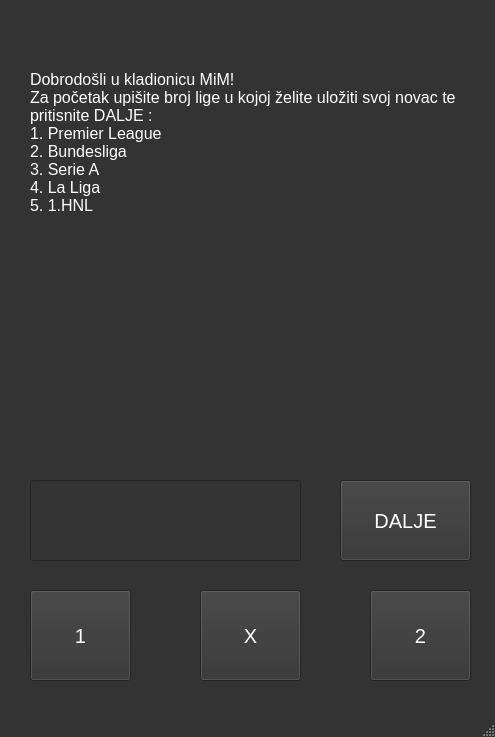
First picture: the form in mainwindow.ui, repository Moodax/KladionicaMiM, before the edit.
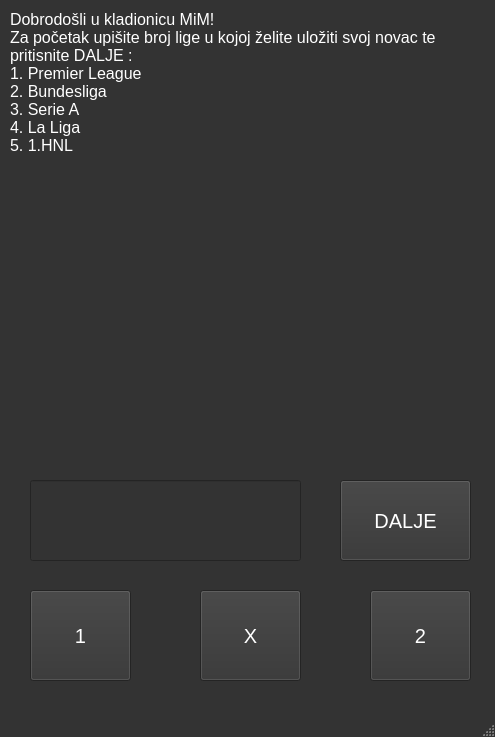
Second picture: the form after the edit.

```diff
--- a/mainwindow.ui
+++ b/mainwindow.ui
@@ -2321,10 +2321,10 @@
    <widget class="QLabel" name="ispis">
     <property name="geometry">
      <rect>
-      <x>30</x>
-      <y>70</y>
-      <width>441</width>
-      <height>391</height>
+      <x>10</x>
+      <y>10</y>
+      <width>481</width>
+      <height>461</height>
      </rect>
     </property>
     <property name="font">
```
Left out of the diff: 15 changed lines with no effect on the pictures.
